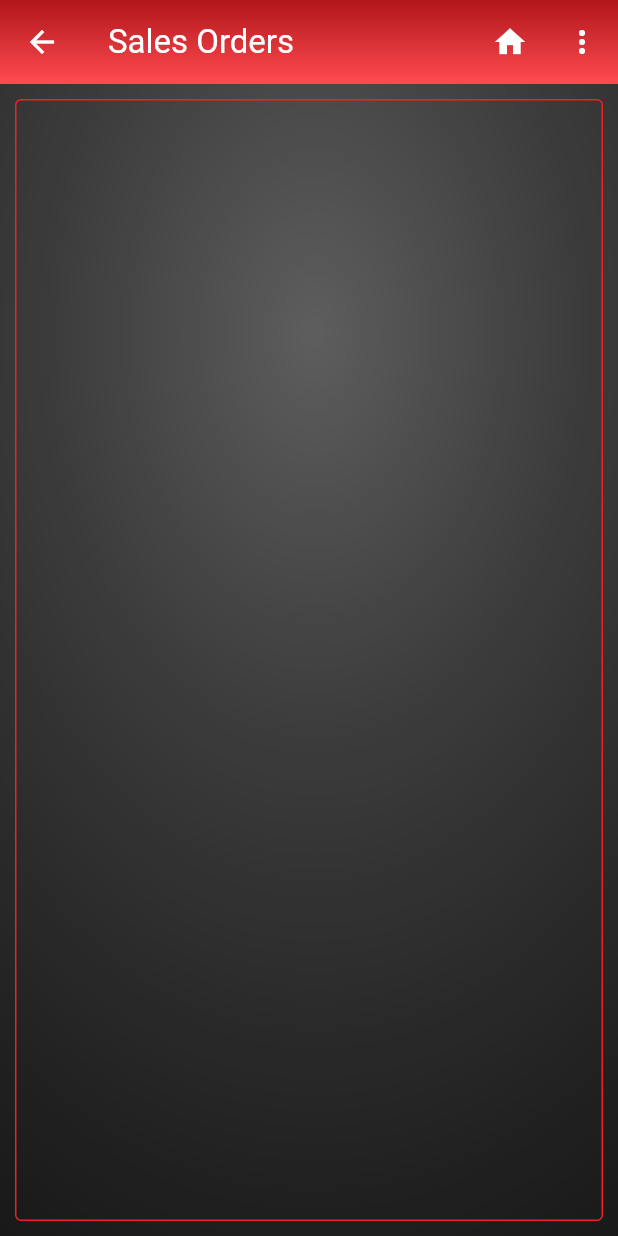
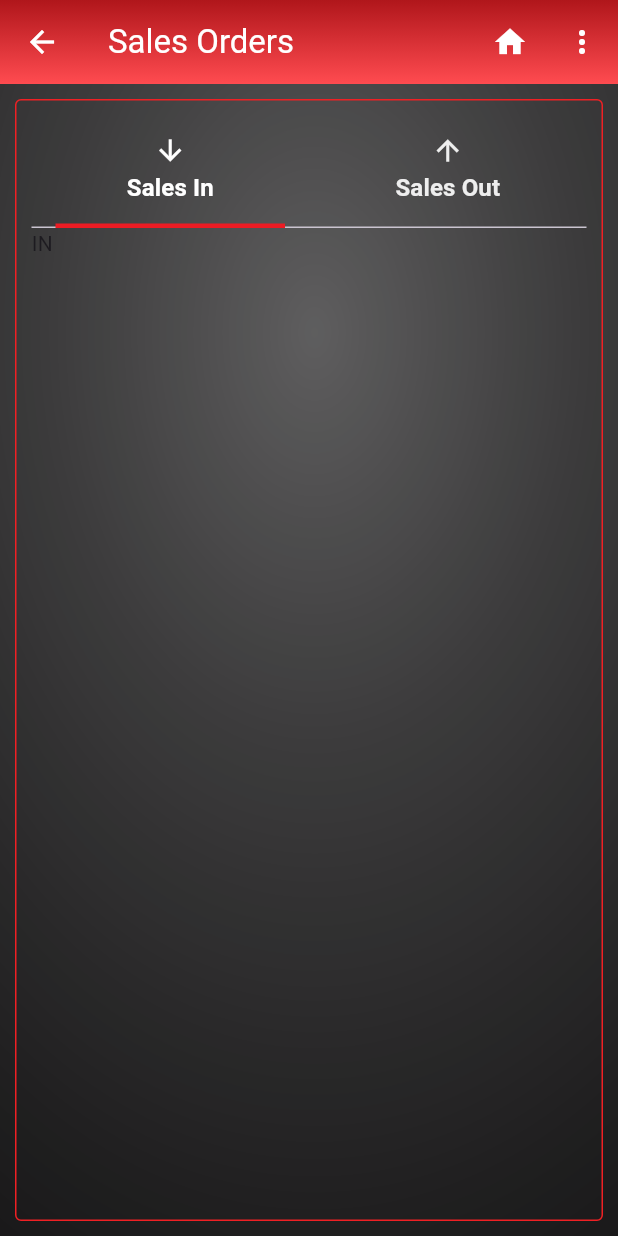
Before and after one commit to tcgmain/sdm-mobile-v2, a Flutter app: the SalesOrderView screen opened directly, on a phone screen of 412 x 824 dp. Run offline on Flutter 3.47's test engine with Material 3 defaults, Android fonts, the phone set to English and light mode, and no system bars; our stand-ins replace device_info_plus, flutter_map, geolocator, google_nav_bar, latlong2, loading_animation_widget and 2 more; missing offline and left inert: clipboard, flutter_date_pickers; accounts and stored records are empty.

```diff
--- a/lib/view/add_organization_view.dart
+++ b/lib/view/add_organization_view.dart
@@ -7,7 +7,6 @@ import 'package:sdm/models/customer_type.dart';
 import 'package:sdm/networking/response.dart';
 import 'package:sdm/utils/constants.dart';
 import 'package:sdm/utils/validations.dart';
-import 'package:sdm/view/organization_view.dart';
 import 'package:sdm/widgets/app_button.dart';
 import 'package:sdm/widgets/appbar.dart';
 import 'package:sdm/widgets/background_decoration.dart';
--- a/lib/view/login_view.dart
+++ b/lib/view/login_view.dart
@@ -32,6 +32,7 @@ class _LoginPageState extends State<LoginPage> {
   String deviceId = "";
   bool _saveCredentials = false;
   late String username;
+  bool _isErrorMessageShown = false;
 
   _togglePasswordVisibility() {
     setState(() {
@@ -106,6 +107,7 @@ class _LoginPageState extends State<LoginPage> {
         print("THIS IS DEVICE ID:  $deviceId");
 
         _loginBloc.login(usernameController.text.toString(), passwordController.text.toString(), deviceId.toString());
+        _isErrorMessageShown = false;
         if (_saveCredentials) {
           _saveCredentialsToPrefs();
         } else {
@@ -305,7 +307,11 @@ class _LoginPageState extends State<LoginPage> {
             case Status.ERROR:
               WidgetsBinding.instance.addPostFrameCallback((_) {
                 showErrorAlertDialog(context, snapshot.data!.message.toString());
+                  setState(() {
+                    _isErrorMessageShown = true;
+                  });
               });
+
           }
         }
         return Container();
--- a/lib/view/profile_view.dart
+++ b/lib/view/profile_view.dart
@@ -3,7 +3,6 @@ import 'package:loading_animation_widget/loading_animation_widget.dart';
 import 'package:sdm/blocs/user_details_bloc.dart';
 import 'package:sdm/models/user_details.dart';
 import 'package:sdm/networking/response.dart';
-import 'package:sdm/utils/constants.dart';
 import 'package:sdm/widgets/appbar.dart';
 import 'package:sdm/widgets/background_decoration.dart';
 import 'package:sdm/widgets/error_alert.dart';
@@ -75,14 +74,12 @@ class _ProfileViewState extends State<ProfileView> {
                     return SingleChildScrollView(
                       child: Column(
                         children: [
-                          // Profile Header
                           Container(
                             decoration: BoxDecoration(
                               color: Colors.grey[800],
                               borderRadius: BorderRadius.circular(8),
                             ),
                             padding: const EdgeInsets.symmetric(vertical: 20, horizontal: 15),
-                            //color: Colors.grey[800],
                             child: Column(
                               children: [
                                 CircleAvatar(
--- /dev/null
+++ b/lib/view/sales_order_in_view.dart
@@ -0,0 +1,17 @@
+import 'package:flutter/material.dart';
+
+class SalesOrderInView extends StatefulWidget {
+  const SalesOrderInView({super.key});
+
+  @override
+  State<SalesOrderInView> createState() => _SalesOrderInViewState();
+}
+
+class _SalesOrderInViewState extends State<SalesOrderInView> {
+  @override
+  Widget build(BuildContext context) {
+    return Container(
+      child: Text("IN"),
+    );
+  }
+}
--- a/lib/view/sales_order_view.dart
+++ b/lib/view/sales_order_view.dart
@@ -1,4 +1,7 @@
 import 'package:flutter/material.dart';
+import 'package:sdm/utils/constants.dart';
+import 'package:sdm/view/sales_order_in_view.dart';
+import 'package:sdm/view/sales_order_out_view.dart';
 import 'package:sdm/widgets/appbar.dart';
 import 'package:sdm/widgets/background_decoration.dart';
 
@@ -22,9 +25,46 @@ class _SalesOrderViewState extends State<SalesOrderView> {
       ),
       body: SafeArea(
         child: BackgroundImage(
-          child: Container(),
+          child: DefaultTabController(
+            length: 2,
+            child: Column(
+              children: [
+                TabBar(
+                  indicatorSize: TabBarIndicatorSize.tab,
+                  indicatorColor: CustomColors.appBarColor1,
+                  labelColor: CustomColors.textColorWhite,
+                  unselectedLabelColor: CustomColors.textColor,
+                  labelStyle: TextStyle(
+                    fontSize: getFontSize(),
+                    fontWeight: FontWeight.bold,
+                  ),
+                  indicatorWeight: 3,
+                  indicatorPadding: const EdgeInsets.symmetric(horizontal: 16),
+                  tabs: const [
+                    Tab(
+                      text: 'Sales In',
+                      icon: Icon(Icons.arrow_downward, size: 22),
+                    ),
+                    Tab(
+                      text: 'Sales Out',
+                      icon: Icon(Icons.arrow_upward, size: 22),
+                    ),
+                  ],
+                ),
+                const Expanded(
+                  child: TabBarView(
+                    children: [
+                      SalesOrderInView(),
+                      SalesOrderOutView(),
+                    ],
+                  ),
+                ),
+              ],
+            ),
+          ),
         ),
       ),
     );
   }
+
 }
--- a/lib/widgets/error_alert.dart
+++ b/lib/widgets/error_alert.dart
@@ -37,7 +37,7 @@ Future<void> showErrorAlertDialog(BuildContext context, String errorMessage) {
         ),
         SizedBox(width: 10.0),
         Text(
-          "Error!",
+          "Error",
           style: TextStyle(
             color: CustomColors.errorAlertTitleTextColor,
             fontWeight: FontWeight.bold,
--- a/lib/widgets/success_alert.dart
+++ b/lib/widgets/success_alert.dart
@@ -37,7 +37,7 @@ Future<void> showSuccessAlertDialog(BuildContext context, String successMessage)
         ),
         SizedBox(width: 10.0),
         Text(
-          "Success!",
+          "Success",
           style: TextStyle(
             color: CustomColors.successAlertTitleTextColor,
             fontWeight: FontWeight.bold,
```
Also changed, not shown: lib/view/sales_order_out_view.dart (added, +17 -0 lines).
